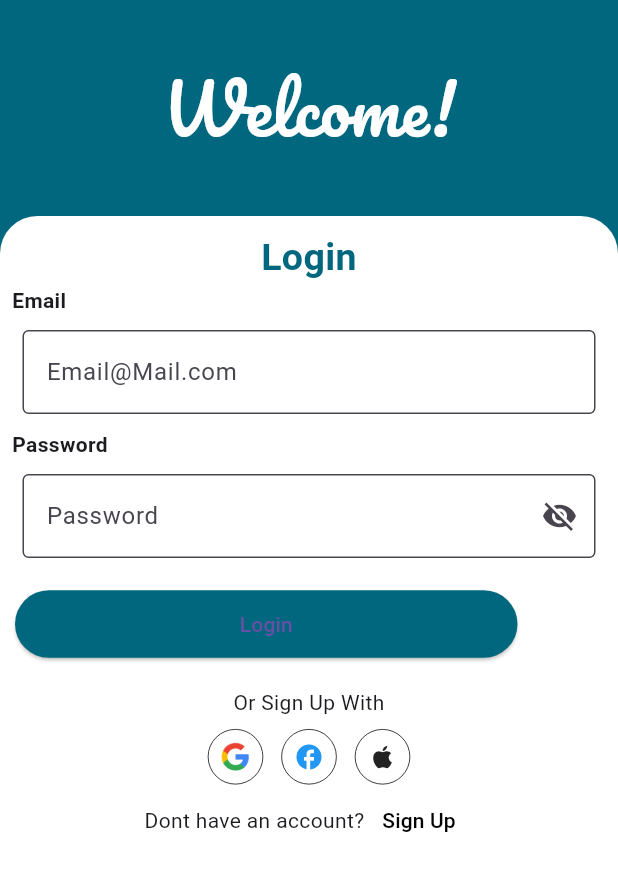
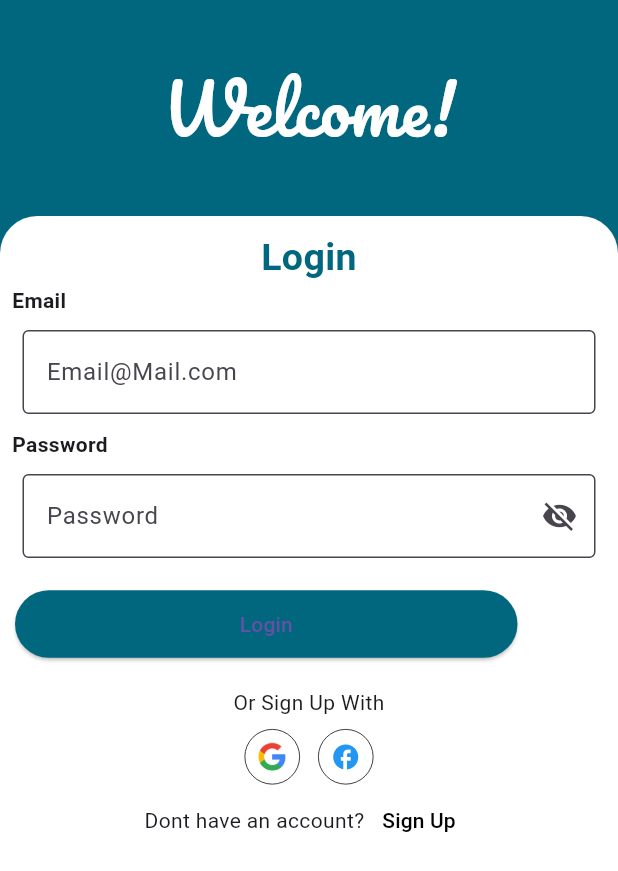
Before and after one commit to Nadaali18/Mental-Health, a Flutter app: the screen it shows after launch, after a tap on "Login", on a phone screen of 412 x 824 dp. Shown: the top 871 px of the screen. Run offline on Flutter 3.47's test engine with Material 3 defaults, Android fonts, the phone set to English and light mode, and no system bars; our stand-ins replace cloud_firestore, firebase_auth, firebase_core, flutter_bloc, fluttertoast, google_sign_in and 1 more; missing offline and left inert: flutter_facebook_auth; accounts and stored records are empty; network calls fail.

```diff
--- /dev/null
+++ b/lib/AppCubit/states.dart
@@ -0,0 +1,15 @@
+abstract class Home_States{}
+
+class Initial_State extends Home_States{}
+
+class CreateUserWithDataInFireBaseSuccess extends Home_States{}
+
+class CreateUserWithDataInFireBaseError extends Home_States{}
+
+class GetUserLoading extends Home_States{}
+
+class GetUserSuccsess extends Home_States{}
+
+class GetUserError extends Home_States{}
+
+class UpdateSignInStatus extends Home_States{}
--- /dev/null
+++ b/lib/CacheHelper.dart
@@ -0,0 +1,28 @@
+import 'package:flutter/material.dart';
+import 'package:shared_preferences/shared_preferences.dart';
+
+class CacheHelper{
+  static SharedPreferences? sharedPreferences;
+
+  static init() async {
+    sharedPreferences = await SharedPreferences.getInstance();
+  }
+
+  static Future<bool?> PutData({
+    required String key,
+    required dynamic value,
+  }) async {
+    if(value is String) {return await sharedPreferences?.setString(key, value);}
+    if(value is int) {return await sharedPreferences?.setInt(key, value);}
+    if(value is bool) {return await sharedPreferences?.setBool(key, value);}
+    if(value is double) {return await sharedPreferences?.setDouble(key, value);}
+    return null;
+  }
+
+  static dynamic GetData({
+    required String key,
+  }) {
+    return sharedPreferences?.get(key);
+  }
+
+}
--- /dev/null
+++ b/lib/CreateUserModelFirestore.dart
@@ -0,0 +1,25 @@
+class CreateUserModelFirestore{
+  String? uID;
+  String? name;
+  String? email;
+
+  CreateUserModelFirestore({
+    this.uID,
+    this.email,
+    this.name,
+  });
+
+  CreateUserModelFirestore.fromJson(Map<String,dynamic>? json){
+    email = json!['email'];
+    uID = json['uID'];
+    name = json['name'];
+  }
+
+  Map<String,dynamic>? ToMap(){
+    return {
+      'name' : name,
+      'uID' : uID,
+      'email' : email,
+    };
+  }
+}
--- a/lib/main.dart
+++ b/lib/main.dart
@@ -1,7 +1,18 @@
+import 'package:firebase_core/firebase_core.dart';
 import 'package:flutter/material.dart';
+import 'package:flutter_bloc/flutter_bloc.dart';
 import 'package:mental_health/screens/sign_up.dart';
+import 'package:firebase_core/firebase_core.dart';
+import 'CacheHelper.dart';
+import 'firebase_options.dart';
+import 'AppCubit/cubit.dart';
 
-void main() {
+void main() async{
+  WidgetsFlutterBinding.ensureInitialized();
+  await Firebase.initializeApp(
+    options: DefaultFirebaseOptions.currentPlatform,
+  );
+  await CacheHelper.init();
   runApp(const MyApp());
 }
 
@@ -11,9 +22,12 @@ class MyApp extends StatelessWidget {
   // This widget is the root of your application.
   @override
   Widget build(BuildContext context) {
-    return MaterialApp(
-      debugShowCheckedModeBanner: false,
-      home: SignUp(),
+    return BlocProvider(
+      create: (context) => LayoutCubit(),
+      child: MaterialApp(
+        debugShowCheckedModeBanner: false,
+        home: SignUp(),
+      ),
     );
   }
 }
--- a/lib/screens/login.dart
+++ b/lib/screens/login.dart
@@ -1,10 +1,13 @@
 import 'package:flutter/material.dart';
+import 'package:flutter_bloc/flutter_bloc.dart';
+import 'package:mental_health/AppCubit/cubit.dart';
+import 'package:mental_health/AppCubit/states.dart';
 import 'package:mental_health/screens/sign_up.dart';
 import 'package:mental_health/widgets/custom_text.dart';
 import 'package:mental_health/widgets/custom_text_field.dart';
 
 class Login extends StatefulWidget {
-  const Login({super.key});
+  Login({super.key});
 
   @override
   State<Login> createState() => _LoginState();
@@ -12,11 +15,15 @@ class Login extends StatefulWidget {
 
 class _LoginState extends State<Login> {
    bool isPassVisible = false;
+   TextEditingController emailController = TextEditingController();
+   TextEditingController passController = TextEditingController();
   @override
   Widget build(BuildContext context) {
     return Scaffold(
       backgroundColor: const Color(0xFF00677f),
-      body: Column(
+      body: BlocConsumer<LayoutCubit,Home_States>(
+        builder: (BuildContext context, state) {
+        return Column(
           children: [
             SizedBox(
               height: 40,
@@ -88,7 +95,9 @@ class _LoginState extends State<Login> {
                     Padding(
                       padding: const EdgeInsets.all(10),
                       child: ElevatedButton(
-                      onPressed: () {},
+                        onPressed: () {
+                          LayoutCubit.get(context).signInWithEmailAndPassword(emailController.text, passController.text);
+                        },
                         style: ElevatedButton.styleFrom(
                             backgroundColor: const Color(0xFF00677f),
                             minimumSize: const Size(335, 45)),
@@ -110,7 +119,9 @@ class _LoginState extends State<Login> {
                       mainAxisAlignment: MainAxisAlignment.center,
                       children: [
                         GestureDetector(
-                        onTap: () {},
+                          onTap: () {
+                            LayoutCubit.get(context).signUpGoogle();
+                          },
                           child: Container(
                             padding: const EdgeInsets.all(8),
                             decoration: BoxDecoration(
@@ -126,7 +137,9 @@ class _LoginState extends State<Login> {
                         ),
                         const SizedBox(width: 12),
                         GestureDetector(
-                        onTap: () {},
+                          onTap: () {
+                            LayoutCubit.get(context).signInWithFacebook();
+                          },
                           child: Container(
                             padding: const EdgeInsets.all(8),
                             decoration: BoxDecoration(
@@ -140,21 +153,21 @@ class _LoginState extends State<Login> {
                             ),
                           ),
                         ),
-                      const SizedBox(width: 12),
-                      GestureDetector(
-                        onTap: () {},
-                        child: Container(
-                          padding: const EdgeInsets.all(8),
-                          decoration: BoxDecoration(
-                            shape: BoxShape.circle,
-                            border: Border.all(color: Colors.black, width: 0.5),
-                          ),
-                          child: const Icon(
-                            Icons.apple,
-                            size: 20,
-                          ),
-                        ),
-                      ),
+                        // const SizedBox(width: 12),
+                        // GestureDetector(
+                        //   onTap: () {},
+                        //   child: Container(
+                        //     padding: const EdgeInsets.all(8),
+                        //     decoration: BoxDecoration(
+                        //       shape: BoxShape.circle,
+                        //       border: Border.all(color: Colors.black, width: 0.5),
+                        //     ),
+                        //     child: const Icon(
+                        //       Icons.apple,
+                        //       size: 20,
+                        //     ),
+                        //   ),
+                        // ),
                       ],
                     ),
                     Row(
@@ -182,6 +195,9 @@ class _LoginState extends State<Login> {
               ),
             ),
           ],
+        );
+      },
+        listener: (BuildContext context, Object? state) {  },
       ),
     );
   }
--- a/lib/screens/sign_up.dart
+++ b/lib/screens/sign_up.dart
@@ -1,7 +1,11 @@
 import 'package:flutter/material.dart';
+import 'package:flutter_bloc/flutter_bloc.dart';
+import 'package:mental_health/AppCubit/cubit.dart';
 import 'package:mental_health/screens/login.dart';
 import 'package:mental_health/widgets/custom_text.dart';
 import 'package:mental_health/widgets/custom_text_field.dart';
+
+import '../AppCubit/states.dart';
 
 class SignUp extends StatefulWidget {
   const SignUp({super.key});
@@ -12,11 +16,16 @@ class SignUp extends StatefulWidget {
 
 class _SignUpState extends State<SignUp> {
   bool isPassVisible = false;
+  TextEditingController emailController = TextEditingController();
+  TextEditingController passController = TextEditingController();
+  TextEditingController fullNameController = TextEditingController();
   @override
   Widget build(BuildContext context) {
     return Scaffold(
       backgroundColor: const Color(0xFF00677f),
-      body: Column(
+      body: BlocConsumer<LayoutCubit,Home_States>(
+        builder: (BuildContext context, state) {
+          return Column(
             children: [
               const SizedBox(
                 height: 40,
@@ -63,8 +72,9 @@ class _SignUpState extends State<SignUp> {
                           fontWeight: FontWeight.bold,
                         ),
                       ),
-                  const CustomTextField(
+                      CustomTextField(
                         text: 'User Name',
+                        controller: fullNameController,
                       ),
                       const Padding(
                         padding: EdgeInsets.only(left: 8),
@@ -74,8 +84,9 @@ class _SignUpState extends State<SignUp> {
                           fontWeight: FontWeight.bold,
                         ),
                       ),
-                  const CustomTextField(
+                      CustomTextField(
                         text: 'Email@Mail.com',
+                        controller: emailController,
                       ),
                       const Padding(
                         padding: EdgeInsets.only(left: 8),
@@ -94,11 +105,15 @@ class _SignUpState extends State<SignUp> {
                         onPressed: () {
                           isPassVisible = !isPassVisible;
                           setState(() {});
-                      }),
+                        },
+                        controller: passController,
+                      ),
                       Padding(
                         padding: const EdgeInsets.all(8),
                         child: ElevatedButton(
-                      onPressed: () {},
+                          onPressed: () {
+                            LayoutCubit.get(context).signUpWithEmailAndPassword(emailController.text, passController.text,fullNameController.text);
+                          },
                           style: ElevatedButton.styleFrom(
                               backgroundColor: const Color(0xFF00677f),
                               minimumSize: const Size(335, 45)),
@@ -120,7 +135,9 @@ class _SignUpState extends State<SignUp> {
                         mainAxisAlignment: MainAxisAlignment.center,
                         children: [
                           GestureDetector(
-                        onTap: () {},
+                            onTap: () {
+                              LayoutCubit.get(context).signUpGoogle();
+                            },
                             child: Container(
                               padding: const EdgeInsets.all(8),
                               decoration: BoxDecoration(
@@ -136,7 +153,9 @@ class _SignUpState extends State<SignUp> {
                           ),
                           const SizedBox(width: 12),
                           GestureDetector(
-                        onTap: () {},
+                            onTap: () {
+                              LayoutCubit.get(context).signInWithFacebook();
+                            },
                             child: Container(
                               padding: const EdgeInsets.all(8),
                               decoration: BoxDecoration(
@@ -150,21 +169,21 @@ class _SignUpState extends State<SignUp> {
                               ),
                             ),
                           ),
-                      const SizedBox(width: 12),
-                      GestureDetector(
-                        onTap: () {},
-                        child: Container(
-                          padding: const EdgeInsets.all(8),
-                          decoration: BoxDecoration(
-                            shape: BoxShape.circle,
-                            border: Border.all(color: Colors.black, width: 0.5),
-                          ),
-                          child: const Icon(
-                            Icons.apple,
-                            size: 20,
-                          ),
-                        ),
-                      ),
+                          // const SizedBox(width: 12),
+                          // GestureDetector(
+                          //   onTap: () {},
+                          //   child: Container(
+                          //     padding: const EdgeInsets.all(8),
+                          //     decoration: BoxDecoration(
+                          //       shape: BoxShape.circle,
+                          //       border: Border.all(color: Colors.black, width: 0.5),
+                          //     ),
+                          //     child: const Icon(
+                          //       Icons.apple,
+                          //       size: 20,
+                          //     ),
+                          //   ),
+                          // ),
                         ],
                       ),
                       Row(
@@ -178,7 +197,7 @@ class _SignUpState extends State<SignUp> {
                                 Navigator.push(
                                     context,
                                     MaterialPageRoute(
-                                    builder: (context) => const Login()));
+                                        builder: (context) => Login()));
                               },
                               child: const CustomText(
                                 text: 'Login',
@@ -191,6 +210,9 @@ class _SignUpState extends State<SignUp> {
                 ),
               ),
             ],
+          );
+        },
+        listener: (BuildContext context, Object? state) {  },
       ),
     );
   }
```
Also changed, not shown: lib/AppCubit/cubit.dart (added, +154 -0 lines), lib/widgets/CustomToast.dart (added, +14 -0 lines), pubspec.yaml (+9 -0 lines), lib/firebase_options.dart (added), pubspec.lock, 9 other files. Lines whose indentation alone changed are shown as unchanged.
